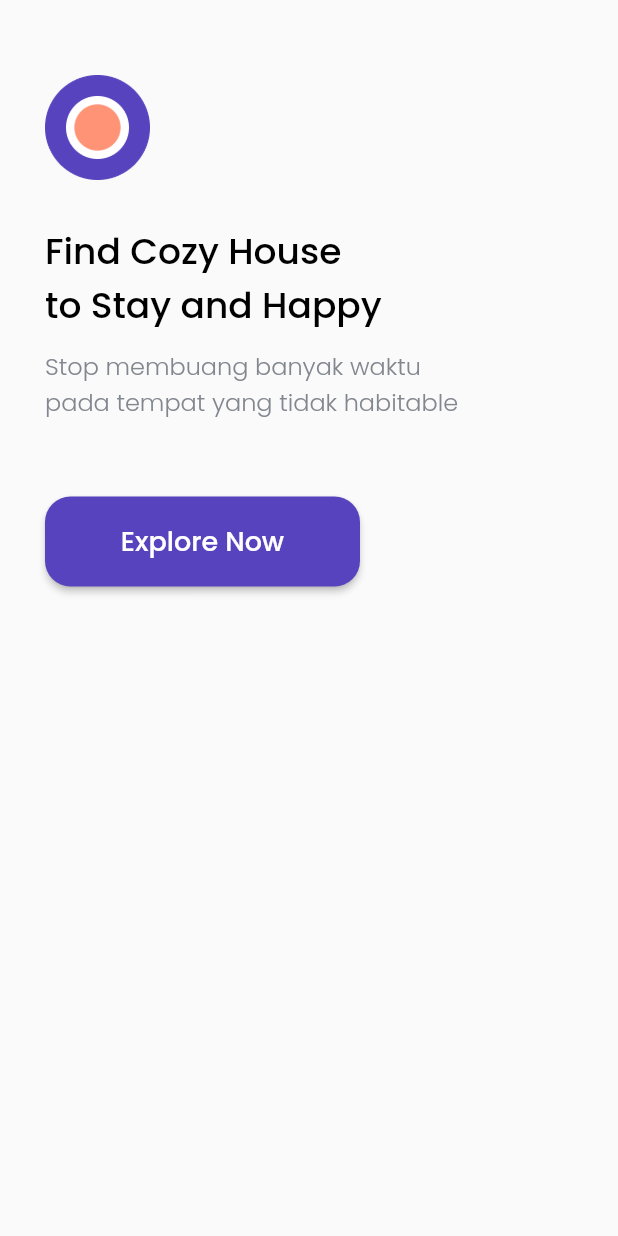
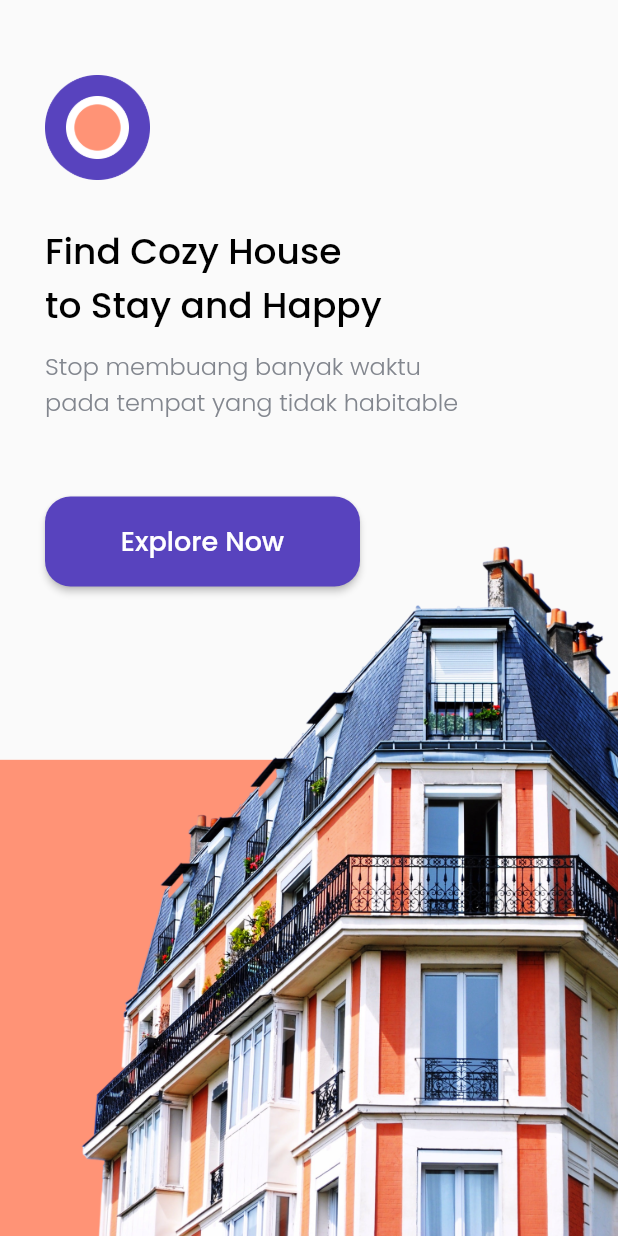
Before and after one commit to arifin1301/find_house, a Flutter app: the screen it shows after launch, on a phone screen of 412 x 824 dp. Run offline on Flutter 3.47's test engine with Material 2 defaults, Android fonts, the phone set to English and light mode, and no system bars; our stand-ins replace google_fonts.

Commit message:
footer splash page

```diff
--- a/lib/pages/splash_page.dart
+++ b/lib/pages/splash_page.dart
@@ -6,7 +6,14 @@ class SplashPage extends StatelessWidget {
   Widget build(BuildContext context) {
     return Scaffold(
       body: SafeArea(
-          child: Padding(
+          bottom: false,
+          child: Stack(
+            children: [
+              Align(
+                alignment: Alignment.bottomCenter,
+                child: Image.asset('assets/images/splash_bg.png'),
+              ),
+              Padding(
                 padding: const EdgeInsets.only(top: 50.0, left: 30.0),
                 child: Column(
                   crossAxisAlignment: CrossAxisAlignment.start,
@@ -53,6 +60,8 @@ class SplashPage extends StatelessWidget {
                     )
                   ],
                 ),
+              ),
+            ],
           )),
     );
   }
```
Also changed, not shown: assets/images/house.png (deleted), assets/images/splash_bg.png (added). Lines whose indentation alone changed are shown as unchanged.
